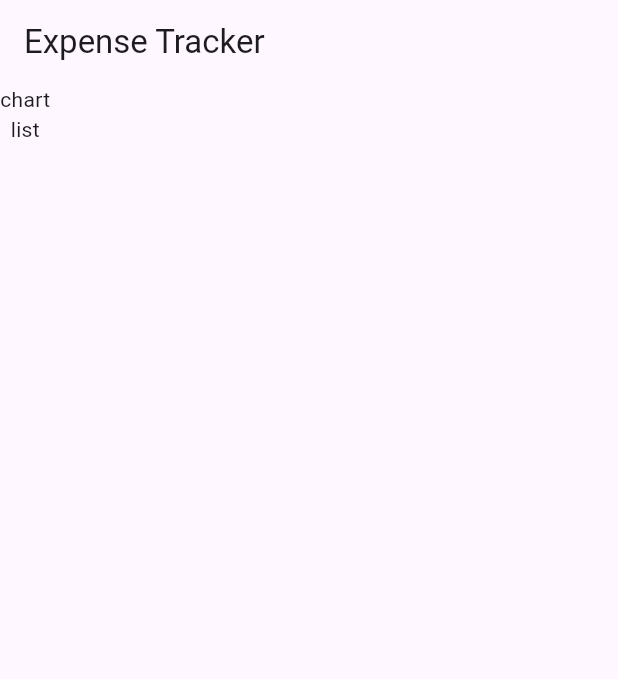
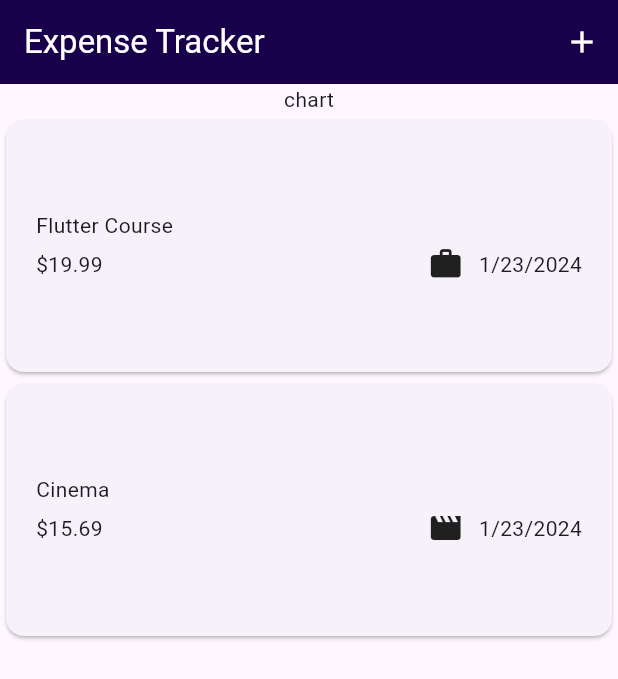
Before and after one commit to shreyassanghvi/expense_tracker, a Flutter app: the screen it shows after launch, on a phone screen of 412 x 824 dp. Shown: the top 679 px of the screen. Run offline on Flutter 3.47's test engine with Material 3 defaults, Android fonts, the phone set to English and light mode, and no system bars.

Commit message:
added primary screen and add layover

```diff
--- /dev/null
+++ b/lib/Widgets/expenses.dart
@@ -0,0 +1,67 @@
+import 'package:expense_tracker/Widgets/expenses/expenses_list.dart';
+import 'package:expense_tracker/Widgets/new_expense.dart';
+import 'package:expense_tracker/models/expense.dart';
+import 'package:flutter/material.dart';
+
+class Expenses extends StatefulWidget {
+  const Expenses({super.key});
+
+  @override
+  State<Expenses> createState() => _ExpensesState();
+}
+
+class _ExpensesState extends State<Expenses> {
+  final List<Expense> _userExpense = [
+    Expense(
+        title: 'Flutter Course',
+        amount: 19.99,
+        date: DateTime.now(),
+        category: Category.work),
+    Expense(
+        title: 'Cinema',
+        amount: 15.69,
+        date: DateTime.now(),
+        category: Category.leisure),
+  ];
+
+  void _openAddExpenseOverlay() {
+    showModalBottomSheet(
+      context: context,
+      builder: (ctx) => const NewExpense(),
+    );
+  }
+
+  @override
+  Widget build(BuildContext context) {
+    return Scaffold(
+      body: Column(
+        children: [
+          const Text("chart"),
+          Expanded(
+            child: ExpensesList(expenses: _userExpense),
+          ),
+        ],
+      ),
+      appBar: AppBar(
+        backgroundColor: const Color.fromARGB(255, 25, 0, 75),
+        title: const Text(
+          'Expense Tracker',
+          style: TextStyle(
+            color: Colors.white,
+          ),
+        ),
+        actions: [
+          IconButton(
+            onPressed: _openAddExpenseOverlay,
+            icon: const Icon(Icons.add),
+            color: Colors.white,
+          ),
+        ],
+      ),
+    );
+  }
+}
+
+class GoogleFonts {
+  const GoogleFonts();
+}
--- /dev/null
+++ b/lib/Widgets/expenses/expense_item.dart
@@ -0,0 +1,46 @@
+import 'package:expense_tracker/models/expense.dart';
+import 'package:flutter/material.dart';
+
+class ExpenseItem extends StatelessWidget {
+  const ExpenseItem(this.expenseData, {super.key});
+
+  final Expense expenseData;
+
+  @override
+  Widget build(BuildContext context) {
+    return Card(
+      child: Padding(
+        padding: const EdgeInsets.symmetric(
+          horizontal: 20,
+          vertical: 60,
+        ),
+        child: Column(
+          crossAxisAlignment: CrossAxisAlignment.start,
+          children: [
+            Text(expenseData.title),
+            const SizedBox(
+              height: 4,
+            ),
+            Row(
+              children: [
+                Text(
+                  '\$${expenseData.amount.toStringAsFixed(2)}',
+                ),
+                const Spacer(),
+                Row(children: [
+                  Icon(categoryIcons[expenseData.category]),
+                  const SizedBox(
+                    width: 10,
+                  ),
+                  Text(
+                    expenseData.formattedDate,
+                  ),
+                ])
+              ],
+            )
+          ],
+        ),
+      ),
+    );
+  }
+}
--- /dev/null
+++ b/lib/Widgets/expenses/expenses_list.dart
@@ -0,0 +1,19 @@
+import 'package:expense_tracker/Widgets/expenses/expense_item.dart';
+import 'package:expense_tracker/models/expense.dart';
+import 'package:flutter/material.dart';
+
+class ExpensesList extends StatelessWidget {
+  const ExpensesList({super.key, required this.expenses});
+
+  final List<Expense> expenses;
+
+  @override
+  Widget build(BuildContext context) {
+    return ListView.builder(
+      itemCount: expenses.length,
+      itemBuilder: (ctx, index) {
+        return ExpenseItem(expenses[index]);
+      },
+    );
+  }
+}
--- /dev/null
+++ b/lib/Widgets/new_expense.dart
@@ -0,0 +1,49 @@
+import 'package:flutter/material.dart';
+
+class NewExpense extends StatefulWidget {
+  const NewExpense({super.key});
+
+  @override
+  State<NewExpense> createState() => _NewExpenseState();
+}
+
+class _NewExpenseState extends State<NewExpense> {
+  final _titleController = TextEditingController();
+
+  @override
+  void dispose() {
+    super.dispose();
+    _titleController.dispose();
+  }
+
+  @override
+  Widget build(BuildContext context) {
+    return Padding(
+      padding: const EdgeInsets.all(16.0),
+      child: Column(
+        children: [
+          TextField(
+            controller: _titleController,
+            maxLength: 50,
+            decoration: const InputDecoration(
+              label: Text('Title'),
+            ),
+          ),
+          const SizedBox(
+            height: 10,
+          ),
+          Row(
+            children: [
+              ElevatedButton(
+                onPressed: () {
+                  print(_titleController.text);
+                },
+                child: const Text('Add Expense'),
+              ),
+            ],
+          )
+        ],
+      ),
+    );
+  }
+}
--- a/lib/expenses.dart
+++ /dev/null
@@ -1,25 +0,0 @@
-import 'package:flutter/material.dart';
-
-class Expenses extends StatefulWidget {
-  const Expenses({super.key});
-
-  @override
-  State<Expenses> createState() => _ExpensesState();
-}
-
-class _ExpensesState extends State<Expenses> {
-  @override
-  Widget build(BuildContext context) {
-    return Scaffold(
-      body: const Column(
-        children: [
-          Text("chart"),
-          Text("list"),
-        ],
-      ),
-      appBar: AppBar(
-        title: const Text('Expense Tracker'),
-      ),
-    );
-  }
-}
--- a/lib/main.dart
+++ b/lib/main.dart
@@ -1,5 +1,5 @@
 import 'package:flutter/material.dart';
-import 'package:expense_tracker/expenses.dart';
+import 'package:expense_tracker/Widgets/expenses.dart';
 
 void main() {
   runApp(
--- /dev/null
+++ b/lib/models/expense.dart
@@ -0,0 +1,32 @@
+import 'package:flutter/material.dart';
+import 'package:uuid/uuid.dart';
+import 'package:intl/intl.dart';
+
+const uUid = Uuid();
+final formatter = DateFormat.yMd();
+
+enum Category { food, travel, leisure, work }
+
+const categoryIcons = {
+  Category.food: Icons.lunch_dining,
+  Category.travel: Icons.flight_takeoff,
+  Category.leisure: Icons.movie,
+  Category.work: Icons.work,
+};
+
+class Expense {
+  Expense({
+    required this.title,
+    required this.amount,
+    required this.date,
+    required this.category,
+  }) : id = uUid.v4();
+
+  final String title;
+  final double amount;
+  final String id;
+  final DateTime date;
+  final Category category;
+
+  String get formattedDate => formatter.format(date);
+}
--- a/pubspec.yaml
+++ b/pubspec.yaml
@@ -35,6 +35,9 @@ dependencies:
   # The following adds the Cupertino Icons font to your application.
   # Use with the CupertinoIcons class for iOS style icons.
   cupertino_icons: ^1.0.2
+  google_fonts: ^6.1.0
+  uuid: ^4.3.3
+  intl: ^0.19.0
 
 dev_dependencies:
   flutter_test:
```
Also changed, not shown: pubspec.lock, 1 other file.
